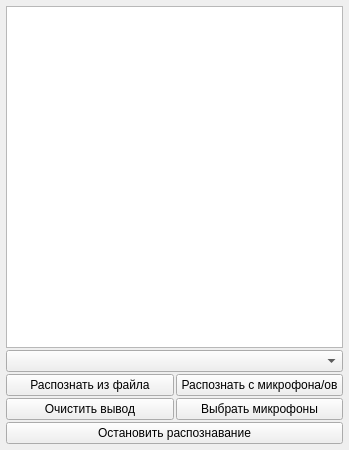
The window that main_window.ui (DimulyaPlay/VoskGUI) describes before a commit, drawn with Qt 5.
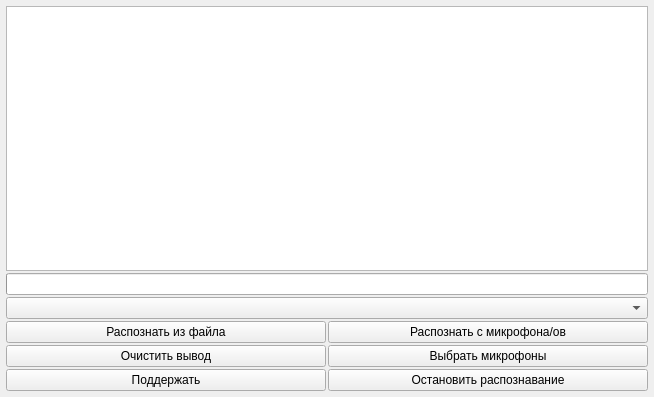
The same window after the commit. Icons and pictures are not drawn.

Commit message: multichannel recognition and multichannel output finished untested

Diff of the .ui file:
```diff
--- a/main_window.ui
+++ b/main_window.ui
@@ -6,8 +6,8 @@
    <rect>
     <x>0</x>
     <y>0</y>
-    <width>349</width>
-    <height>450</height>
+    <width>654</width>
+    <height>397</height>
    </rect>
   </property>
   <property name="windowTitle">
@@ -33,6 +33,31 @@
     <item>
      <widget class="QTextEdit" name="textEdit"/>
     </item>
+    <item>
+     <widget class="QProgressBar" name="progressBar">
+      <property name="enabled">
+       <bool>true</bool>
+      </property>
+      <property name="sizePolicy">
+       <sizepolicy hsizetype="Expanding" vsizetype="Preferred">
+        <horstretch>0</horstretch>
+        <verstretch>0</verstretch>
+       </sizepolicy>
+      </property>
+      <property name="value">
+       <number>0</number>
+      </property>
+      <property name="alignment">
+       <set>Qt::AlignCenter</set>
+      </property>
+      <property name="textVisible">
+       <bool>false</bool>
+      </property>
+      <property name="invertedAppearance">
+       <bool>false</bool>
+      </property>
+     </widget>
+    </item>
     <item>
      <widget class="QComboBox" name="comboBox"/>
     </item>
@@ -53,17 +78,6 @@
       <property name="spacing">
        <number>2</number>
       </property>
-      <item row="0" column="0">
-       <widget class="QPushButton" name="pushButton_fromFile">
-        <property name="text">
-         <string>Распознать из файла</string>
-        </property>
-        <property name="icon">
-         <iconset>
-          <normaloff>blue-document-music.png</normaloff>blue-document-music.png</iconset>
-        </property>
-       </widget>
-      </item>
       <item row="1" column="0">
        <widget class="QPushButton" name="pushButton_clear">
         <property name="text">
@@ -75,18 +89,18 @@
         </property>
        </widget>
       </item>
-      <item row="0" column="1">
-       <widget class="QPushButton" name="pushButton_fromMic">
+      <item row="0" column="0">
+       <widget class="QPushButton" name="pushButton_fromFile">
         <property name="text">
-         <string>Распознать с микрофона/ов</string>
+         <string>Распознать из файла</string>
         </property>
         <property name="icon">
          <iconset>
-          <normaloff>microphone.png</normaloff>microphone.png</iconset>
+          <normaloff>blue-document-music.png</normaloff>blue-document-music.png</iconset>
         </property>
        </widget>
       </item>
-      <item row="1" column="1">
+      <item row="1" column="2">
        <widget class="QPushButton" name="pushButton_chooseMic">
         <property name="text">
          <string>Выбрать микрофоны</string>
@@ -97,7 +111,7 @@
         </property>
        </widget>
       </item>
-      <item row="2" column="0" colspan="2">
+      <item row="2" column="2">
        <widget class="QPushButton" name="pushButton_stop">
         <property name="text">
          <string>Остановить распознавание</string>
@@ -108,6 +122,34 @@
         </property>
        </widget>
       </item>
+      <item row="0" column="2">
+       <widget class="QPushButton" name="pushButton_fromMic">
+        <property name="text">
+         <string>Распознать с микрофона/ов</string>
+        </property>
+        <property name="icon">
+         <iconset>
+          <normaloff>microphone.png</normaloff>microphone.png</iconset>
+        </property>
+       </widget>
+      </item>
+      <item row="2" column="0">
+       <widget class="QPushButton" name="pushButton">
+        <property name="sizePolicy">
+         <sizepolicy hsizetype="Minimum" vsizetype="Fixed">
+          <horstretch>0</horstretch>
+          <verstretch>0</verstretch>
+         </sizepolicy>
+        </property>
+        <property name="text">
+         <string>Поддержать</string>
+        </property>
+        <property name="icon">
+         <iconset>
+          <normaloff>avatar.jpg</normaloff>avatar.jpg</iconset>
+        </property>
+       </widget>
+      </item>
      </layout>
     </item>
    </layout>
```
The commit also changes 2 other files.
